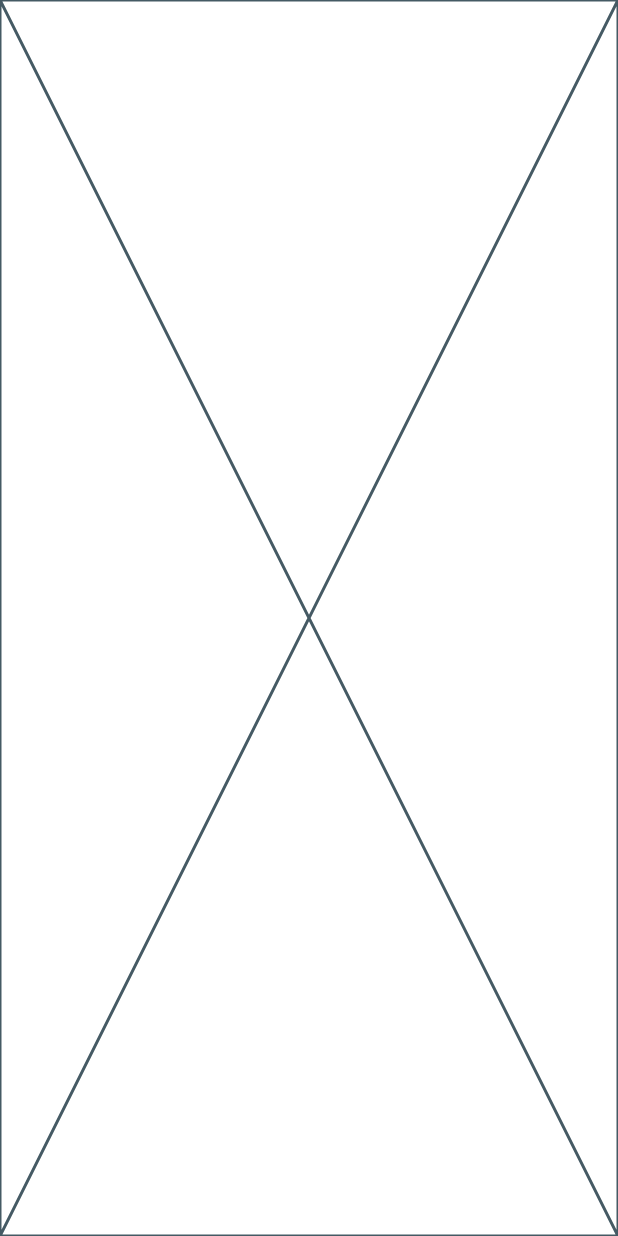
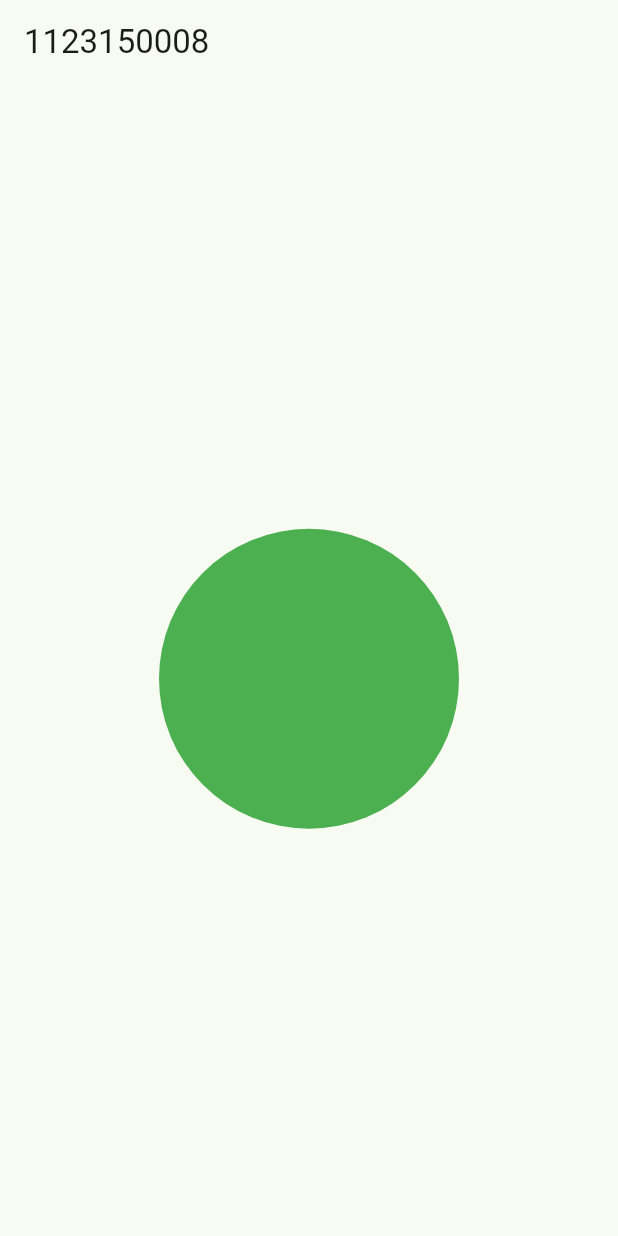
Before and after one commit to dwiilhammaulana/KB1179-1123150008-uts, a Flutter app: the screen it shows after launch, on a phone screen of 412 x 824 dp. Run offline on Flutter 3.47's test engine with Material 3 defaults, Android fonts, the phone set to English and light mode, and no system bars.

Commit message:
membuat circle container

```diff
--- a/lib/screen/splash_screen1.dart
+++ b/lib/screen/splash_screen1.dart
@@ -1,10 +1,31 @@
 import 'package:flutter/material.dart';
 
-class  Screen1 extends StatelessWidget {
-  const Screen1 ({super.key});
+class Screen1 extends StatelessWidget {
+  const Screen1({super.key});
 
   @override
   Widget build(BuildContext context) {
-    return const Placeholder();
+    return Scaffold(
+      appBar: AppBar(
+        title: const Text("1123150008"),
+        actions: const [],
+      ),
+      body: Center(
+        child: Column(
+          mainAxisAlignment: MainAxisAlignment.center,
+          children: [
+            const SizedBox(height: 25),
+            Container(
+              height: 200,
+              width: 200,
+              decoration: const BoxDecoration(
+                shape: BoxShape.circle,
+                color: Colors.green,
+              ),
+            ),
+          ],
+        ),
+      ),
+    );
   }
 }
```
